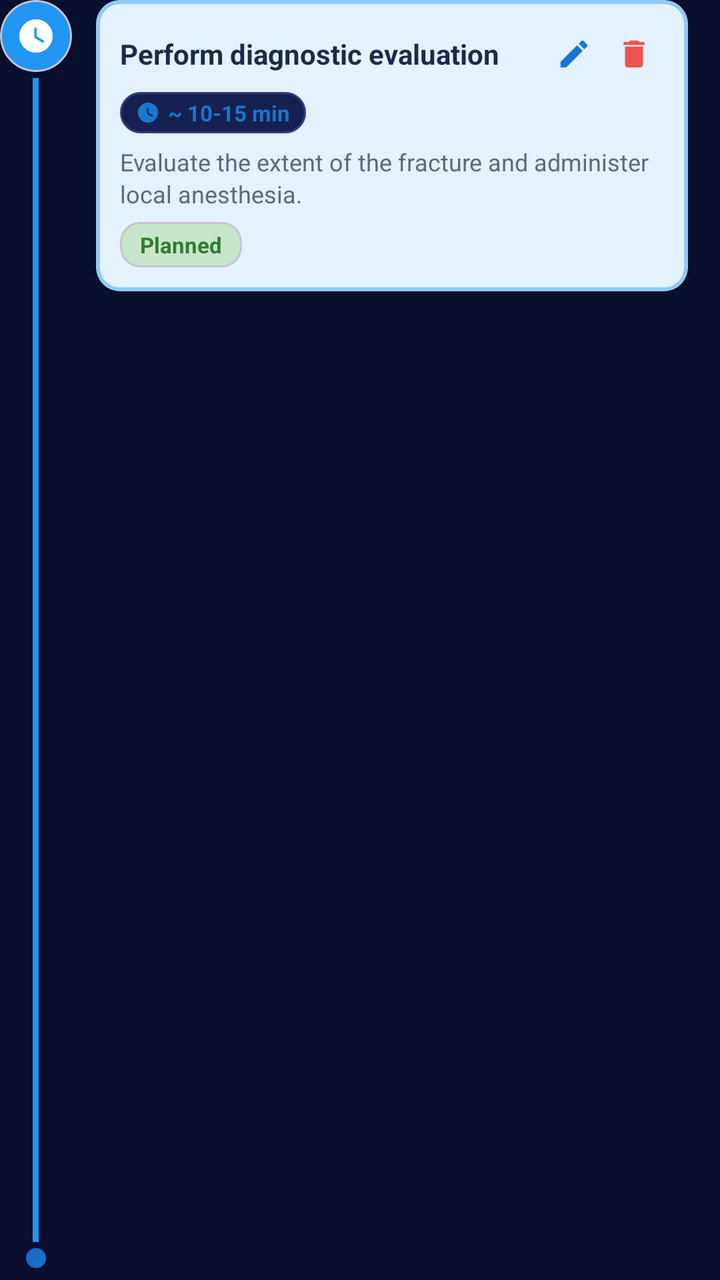
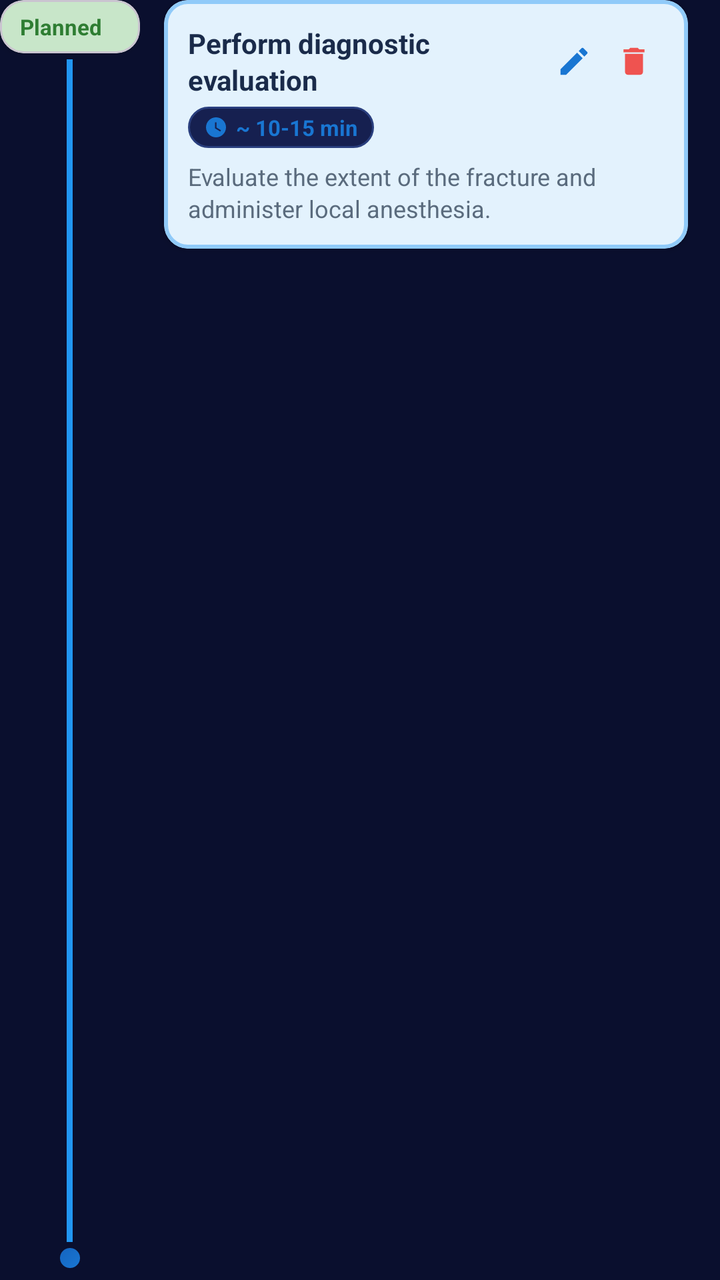

Before-and-after screenshots of an Android layout around one commit, followed by the original layout XML and the change that was made.
<!-- AndroidManifest.xml: application theme Theme.SmileSync -->
<!-- res/layout/item_sequence.xml -->
<?xml version="1.0" encoding="utf-8"?>
<LinearLayout xmlns:android="http://schemas.android.com/apk/res/android"
    xmlns:app="http://schemas.android.com/apk/res-auto"
    android:layout_width="match_parent"
    android:layout_height="wrap_content"
    android:orientation="horizontal"
    android:paddingStart="0dp"
    android:paddingEnd="16dp"
    android:paddingTop="0dp"
    android:paddingBottom="6dp">

    
    <LinearLayout
        android:layout_width="wrap_content"
        android:layout_height="match_parent"
        android:orientation="vertical"
        android:gravity="center_horizontal"
        android:layout_marginEnd="12dp">

        
        <com.google.android.material.card.MaterialCardView
            android:id="@+id/card_status_circle"
            android:layout_width="36dp"
            android:layout_height="36dp"
            app:cardCornerRadius="18dp"
            app:cardElevation="3dp"
            app:cardBackgroundColor="#2196F3">

            <ImageView
                android:id="@+id/iv_status_icon"
                android:layout_width="20dp"
                android:layout_height="20dp"
                android:layout_gravity="center"
                android:src="@drawable/ic_time"
                android:tint="#FFFFFF" />
        </com.google.android.material.card.MaterialCardView>

        
        <View
            android:id="@+id/view_timeline_line"
            android:layout_width="3dp"
            android:layout_height="0dp"
            android:layout_weight="1"
            android:layout_marginTop="3dp"
            android:background="#2196F3" />

        
        <View
            android:id="@+id/view_timeline_dot"
            android:layout_width="10dp"
            android:layout_height="10dp"
            android:layout_marginTop="3dp"
            android:background="@drawable/bg_initials_avatar" />
    </LinearLayout>

    
    <com.google.android.material.card.MaterialCardView
        android:layout_width="0dp"
        android:layout_height="wrap_content"
        android:layout_weight="1"
        android:layout_marginTop="0dp"
        app:cardCornerRadius="12dp"
        app:cardElevation="2dp"
        app:cardBackgroundColor="#E3F2FD"
        app:strokeColor="#90CAF9"
        app:strokeWidth="2dp">

        <LinearLayout
            android:layout_width="match_parent"
            android:layout_height="wrap_content"
            android:orientation="vertical"
            android:padding="12dp">

            
            <LinearLayout
                android:layout_width="match_parent"
                android:layout_height="wrap_content"
                android:orientation="horizontal"
                android:gravity="center_vertical">

                <TextView
                    android:id="@+id/tv_seq_description"
                    android:layout_width="0dp"
                    android:layout_height="wrap_content"
                    android:layout_weight="1"
                    android:textColor="#1A2B4A"
                    android:textSize="14sp"
                    android:textStyle="bold"
                    android:lineSpacingExtra="2dp"
                    android:text="Perform diagnostic evaluation" />

                
                <ImageView
                    android:id="@+id/btn_edit_seq"
                    android:layout_width="30dp"
                    android:layout_height="30dp"
                    android:src="@drawable/ic_edit"
                    android:padding="6dp"
                    android:clickable="true"
                    android:focusable="true"
                    android:background="?attr/selectableItemBackgroundBorderless"
                    android:tint="#1976D2"
                    android:visibility="visible" />

                <ImageView
                    android:id="@+id/btn_delete_seq"
                    android:layout_width="30dp"
                    android:layout_height="30dp"
                    android:src="@drawable/ic_delete"
                    android:padding="6dp"
                    android:clickable="true"
                    android:focusable="true"
                    android:background="?attr/selectableItemBackgroundBorderless"
                    android:tint="#EF5350"
                    android:visibility="visible" />
            </LinearLayout>

            
            <LinearLayout
                android:id="@+id/layout_duration"
                android:layout_width="wrap_content"
                android:layout_height="wrap_content"
                android:orientation="horizontal"
                android:gravity="center_vertical"
                android:layout_marginTop="4dp"
                android:background="@drawable/bg_chip_modern"
                android:paddingStart="8dp"
                android:paddingEnd="8dp"
                android:paddingTop="3dp"
                android:paddingBottom="3dp"
                android:visibility="visible">

                <ImageView
                    android:layout_width="12dp"
                    android:layout_height="12dp"
                    android:src="@drawable/ic_time"
                    android:tint="#1976D2"
                    android:layout_marginEnd="4dp" />

                <TextView
                    android:id="@+id/tv_seq_code"
                    android:layout_width="wrap_content"
                    android:layout_height="wrap_content"
                    android:textColor="#1976D2"
                    android:textSize="11sp"
                    android:textStyle="bold"
                    android:text="~ 10-15 min" />
            </LinearLayout>

            
            <TextView
                android:id="@+id/tv_seq_notes"
                android:layout_width="match_parent"
                android:layout_height="wrap_content"
                android:layout_marginTop="6dp"
                android:textColor="#5A6B7D"
                android:textSize="12sp"
                android:lineSpacingExtra="2dp"
                android:text="Evaluate the extent of the fracture and administer local anesthesia."
                android:visibility="visible" />

            
            <com.google.android.material.card.MaterialCardView
                android:id="@+id/layout_status"
                android:layout_width="wrap_content"
                android:layout_height="wrap_content"
                android:layout_marginTop="6dp"
                app:cardCornerRadius="10dp"
                app:cardElevation="0dp"
                app:cardBackgroundColor="#C8E6C9">

                <TextView
                    android:id="@+id/tv_seq_status"
                    android:layout_width="wrap_content"
                    android:layout_height="wrap_content"
                    android:textColor="#2E7D32"
                    android:textSize="11sp"
                    android:textStyle="bold"
                    android:paddingStart="10dp"
                    android:paddingEnd="10dp"
                    android:paddingTop="4dp"
                    android:paddingBottom="4dp"
                    android:text="Planned" />
            </com.google.android.material.card.MaterialCardView>
        </LinearLayout>
    </com.google.android.material.card.MaterialCardView>
</LinearLayout>
<!-- resources referenced by this layout -->
<resources>
  <!-- drawable bg_chip_modern (drawable) -->
  <?xml version="1.0" encoding="utf-8"?>
  <shape xmlns:android="http://schemas.android.com/apk/res/android"
      android:shape="rectangle">
      <solid android:color="#162050" />
      <corners android:radius="20dp" />
      <stroke
          android:width="1dp"
          android:color="#2A3F7E" />
  </shape>
  <!-- drawable bg_initials_avatar (drawable) -->
  <?xml version="1.0" encoding="utf-8"?>
  <shape xmlns:android="http://schemas.android.com/apk/res/android"
      android:shape="oval">
      <gradient
          android:angle="135"
          android:startColor="#1976D2"
          android:endColor="#1565C0"
          android:type="linear" />
  </shape>
  <!-- drawable ic_delete (drawable) -->
  <vector xmlns:android="http://schemas.android.com/apk/res/android"
      android:width="24dp"
      android:height="24dp"
      android:viewportWidth="24"
      android:viewportHeight="24">
      <path
          android:fillColor="#EF5350"
          android:pathData="M6,19c0,1.1 0.9,2 2,2h8c1.1,0 2,-0.9 2,-2V7H6v12zM19,4h-3.5l-1,-1h-5l-1,1H5v2h14V4z" />
  </vector>
  <!-- drawable ic_edit (drawable) -->
  <vector xmlns:android="http://schemas.android.com/apk/res/android"
      android:width="24dp"
      android:height="24dp"
      android:viewportWidth="24"
      android:viewportHeight="24">
      <path
          android:fillColor="#90B4D8"
          android:pathData="M3,17.25V21h3.75L17.81,9.94l-3.75,-3.75L3,17.25zM20.71,7.04c0.39,-0.39 0.39,-1.02 0,-1.41l-2.34,-2.34c-0.39,-0.39 -1.02,-0.39 -1.41,0l-1.83,1.83 3.75,3.75 1.83,-1.83z" />
  </vector>
  <!-- drawable ic_time (drawable) -->
  <?xml version="1.0" encoding="utf-8"?>
  <vector xmlns:android="http://schemas.android.com/apk/res/android"
      android:width="24dp"
      android:height="24dp"
      android:viewportWidth="24"
      android:viewportHeight="24">
      <path
          android:fillColor="#000000"
          android:pathData="M12,2C6.5,2 2,6.5 2,12s4.5,10 10,10s10,-4.5 10,-10S17.5,2 12,2zM16.2,16.2L11,13V7h1.5v5.2l4.5,2.7L16.2,16.2z"/>
  </vector>
  <style name="Theme.SmileSync" parent="Base.Theme.SmileSync" />
  <style name="Base.Theme.SmileSync" parent="Theme.Material3.Light.NoActionBar">
          <item name="colorPrimary">@color/accent_blue</item>
          <item name="colorPrimaryVariant">@color/accent_blue_light</item>
          <item name="colorOnPrimary">@color/white</item>
          <item name="android:windowBackground">@color/bg_dark_navy</item>
          <item name="android:statusBarColor" tools:targetApi="21">@color/bg_dark_navy</item>
          <item name="android:navigationBarColor">@color/bg_dark_navy</item>
      </style>
  <color name="accent_blue">#1565C0</color>
  <color name="accent_blue_light">#1976D2</color>
  <color name="white">#FFFFFFFF</color>
  <color name="bg_dark_navy">#0A0F2E</color>
</resources>

<!-- the commit's change to res/layout/item_sequence.xml (unified diff, before → after) -->
@@ -19,20 +19,27 @@
 
         
         <com.google.android.material.card.MaterialCardView
-            android:id="@+id/card_status_circle"
-            android:layout_width="36dp"
-            android:layout_height="36dp"
-            app:cardCornerRadius="18dp"
-            app:cardElevation="3dp"
-            app:cardBackgroundColor="#2196F3">
+            android:id="@+id/card_status_badge"
+            android:layout_width="wrap_content"
+            android:layout_height="wrap_content"
+            android:minWidth="70dp"
+            app:cardCornerRadius="12dp"
+            app:cardElevation="2dp"
+            app:cardBackgroundColor="#C8E6C9">
 
-            <ImageView
-                android:id="@+id/iv_status_icon"
-                android:layout_width="20dp"
-                android:layout_height="20dp"
-                android:layout_gravity="center"
-                android:src="@drawable/ic_time"
-                android:tint="#FFFFFF" />
+            <TextView
+                android:id="@+id/tv_seq_status"
+                android:layout_width="wrap_content"
+                android:layout_height="wrap_content"
+                android:textColor="#2E7D32"
+                android:textSize="11sp"
+                android:textStyle="bold"
+                android:gravity="center"
+                android:paddingStart="10dp"
+                android:paddingEnd="10dp"
+                android:paddingTop="6dp"
+                android:paddingBottom="6dp"
+                android:text="Planned" />
         </com.google.android.material.card.MaterialCardView>
 
         
@@ -158,30 +165,6 @@
                 android:lineSpacingExtra="2dp"
                 android:text="Evaluate the extent of the fracture and administer local anesthesia."
                 android:visibility="visible" />
-
-            
-            <com.google.android.material.card.MaterialCardView
-                android:id="@+id/layout_status"
-                android:layout_width="wrap_content"
-                android:layout_height="wrap_content"
-                android:layout_marginTop="6dp"
-                app:cardCornerRadius="10dp"
-                app:cardElevation="0dp"
-                app:cardBackgroundColor="#C8E6C9">
-
-                <TextView
-                    android:id="@+id/tv_seq_status"
-                    android:layout_width="wrap_content"
-                    android:layout_height="wrap_content"
-                    android:textColor="#2E7D32"
-                    android:textSize="11sp"
-                    android:textStyle="bold"
-                    android:paddingStart="10dp"
-                    android:paddingEnd="10dp"
-                    android:paddingTop="4dp"
-                    android:paddingBottom="4dp"
-                    android:text="Planned" />
-            </com.google.android.material.card.MaterialCardView>
         </LinearLayout>
     </com.google.android.material.card.MaterialCardView>
 </LinearLayout>
